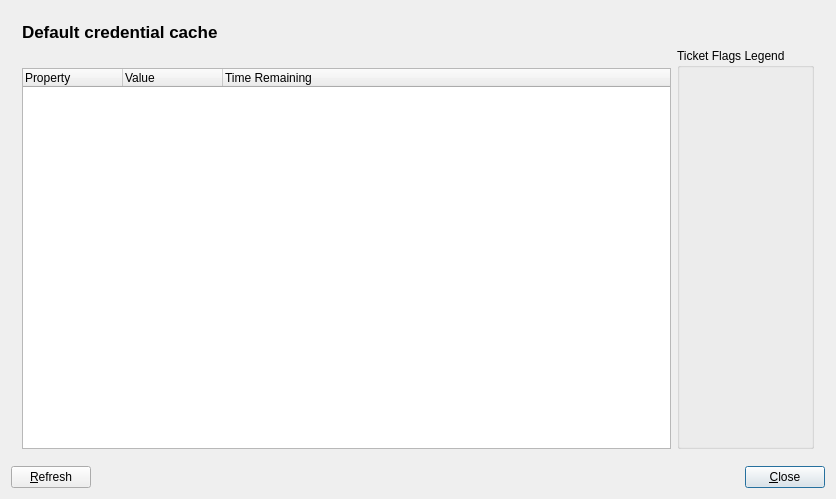
bas524/kerberos-ticket-watcher, file src/mainwidget.ui: the form before one commit.
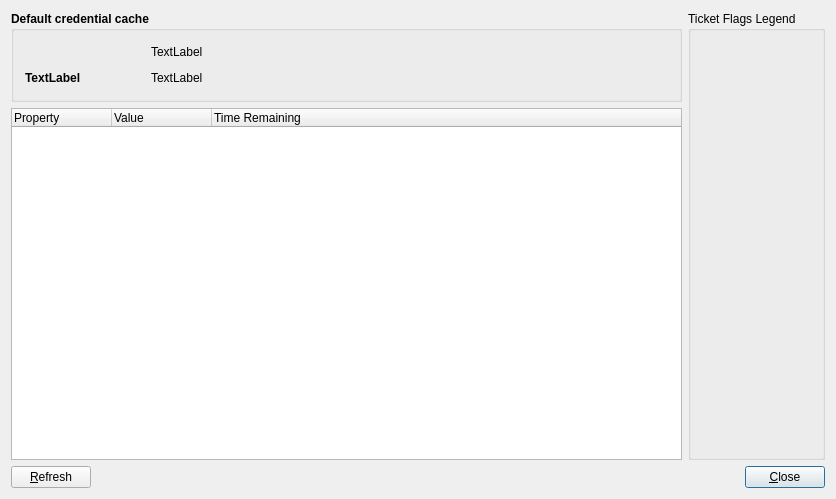
The form after the commit.

Commit message: clean main window ui load and save options without locale

What changed in the file:
```diff
--- a/src/mainwidget.ui
+++ b/src/mainwidget.ui
@@ -22,56 +22,131 @@
      <property name="frameShadow">
       <enum>QFrame::Plain</enum>
      </property>
-     <layout class="QGridLayout" name="gridLayout">
+     <layout class="QGridLayout" name="gridLayout_4">
+      <property name="leftMargin">
+       <number>0</number>
+      </property>
+      <property name="topMargin">
+       <number>0</number>
+      </property>
+      <property name="rightMargin">
+       <number>0</number>
+      </property>
+      <property name="bottomMargin">
+       <number>0</number>
+      </property>
       <item row="0" column="0">
-       <widget class="QLabel" name="title">
+       <widget class="QGroupBox" name="groupBoxCredCache">
         <property name="font">
          <font>
-          <pointsize>13</pointsize>
           <bold>true</bold>
          </font>
         </property>
-        <property name="text">
+        <property name="title">
          <string>Default credential cache</string>
         </property>
-        <property name="wordWrap">
-         <bool>false</bool>
-        </property>
+        <layout class="QGridLayout" name="gridLayout">
+         <item row="0" column="0">
+          <layout class="QHBoxLayout" name="horizontalLayout">
+           <item>
+            <widget class="QLabel" name="commonLabel">
+             <property name="minimumSize">
+              <size>
+               <width>120</width>
+               <height>0</height>
+              </size>
+             </property>
+             <property name="font">
+              <font>
+               <bold>true</bold>
+              </font>
+             </property>
+             <property name="text">
+              <string/>
+             </property>
+             <property name="wordWrap">
+              <bool>false</bool>
+             </property>
+            </widget>
+           </item>
+           <item>
+            <widget class="QLabel" name="labelCacheV">
+             <property name="font">
+              <font>
+               <bold>false</bold>
+              </font>
+             </property>
+             <property name="text">
+              <string>TextLabel</string>
+             </property>
+            </widget>
+           </item>
+           <item>
+            <spacer name="horizontalSpacer">
+             <property name="orientation">
+              <enum>Qt::Horizontal</enum>
+             </property>
+             <property name="sizeHint" stdset="0">
+              <size>
+               <width>40</width>
+               <height>20</height>
+              </size>
+             </property>
+            </spacer>
+           </item>
+          </layout>
+         </item>
+         <item row="1" column="0">
+          <layout class="QHBoxLayout" name="horizontalLayout_2">
+           <item>
+            <widget class="QLabel" name="labelPrincipal">
+             <property name="minimumSize">
+              <size>
+               <width>120</width>
+               <height>0</height>
+              </size>
+             </property>
+             <property name="font">
+              <font>
+               <bold>true</bold>
+              </font>
+             </property>
+             <property name="text">
+              <string>TextLabel</string>
+             </property>
+            </widget>
+           </item>
+           <item>
+            <widget class="QLabel" name="labelPrincipalV">
+             <property name="font">
+              <font>
+               <bold>false</bold>
+              </font>
+             </property>
+             <property name="text">
+              <string>TextLabel</string>
+             </property>
+            </widget>
+           </item>
+           <item>
+            <spacer name="horizontalSpacer_2">
+             <property name="orientation">
+              <enum>Qt::Horizontal</enum>
+             </property>
+             <property name="sizeHint" stdset="0">
+              <size>
+               <width>40</width>
+               <height>20</height>
+              </size>
+             </property>
+            </spacer>
+           </item>
+          </layout>
+         </item>
+        </layout>
        </widget>
       </item>
       <item row="1" column="0">
-       <widget class="QLabel" name="commonLabel">
-        <property name="text">
-         <string/>
-        </property>
-        <property name="wordWrap">
-         <bool>false</bool>
-        </property>
-       </widget>
-      </item>
-      <item row="1" column="1" rowspan="2">
-       <widget class="QGroupBox" name="groupBox">
-        <property name="title">
-         <string>Ticket Flags Legend</string>
-        </property>
-        <layout class="QGridLayout" name="gridLayout_3">
-         <item row="0" column="0">
-          <widget class="QLabel" name="textLabel1">
-           <property name="text">
-            <string/>
-           </property>
-           <property name="alignment">
-            <set>Qt::AlignLeading|Qt::AlignLeft|Qt::AlignTop</set>
-           </property>
-           <property name="wordWrap">
-            <bool>false</bool>
-           </property>
-          </widget>
-         </item>
-        </layout>
-       </widget>
-      </item>
-      <item row="2" column="0">
        <widget class="QTreeWidget" name="ticketView">
         <property name="minimumSize">
          <size>
@@ -99,6 +174,28 @@
         </column>
        </widget>
       </item>
+      <item row="0" column="1" rowspan="2">
+       <widget class="QGroupBox" name="groupBox">
+        <property name="title">
+         <string>Ticket Flags Legend</string>
+        </property>
+        <layout class="QGridLayout" name="gridLayout_3">
+         <item row="0" column="0">
+          <widget class="QLabel" name="textLabel1">
+           <property name="text">
+            <string/>
+           </property>
+           <property name="alignment">
+            <set>Qt::AlignLeading|Qt::AlignLeft|Qt::AlignTop</set>
+           </property>
+           <property name="wordWrap">
+            <bool>false</bool>
+           </property>
+          </widget>
+         </item>
+        </layout>
+       </widget>
+      </item>
      </layout>
     </widget>
    </item>
```
The commit also changes 3 other files.
